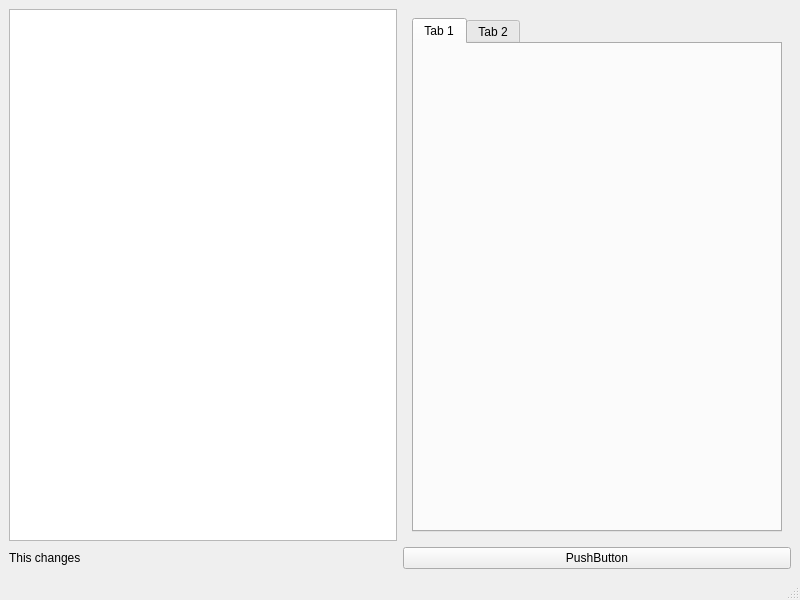
Qt form arduinoform_corwin.ui (SARL-Engineering/shuttle_gui) before a commit.
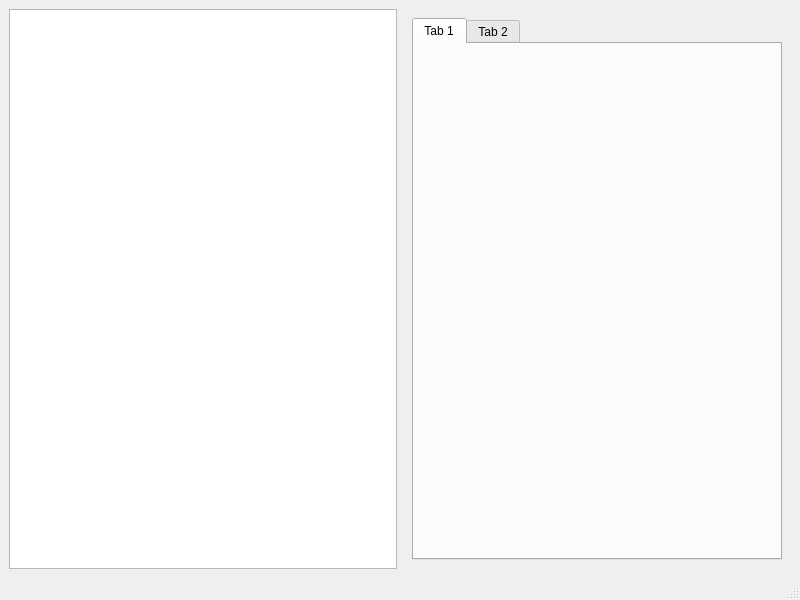
The same form after that commit.

```diff
--- a/arduinoform_corwin.ui
+++ b/arduinoform_corwin.ui
@@ -41,26 +41,6 @@
     <item row="0" column="0">
      <widget class="QListWidget" name="id_list_widget"/>
     </item>
-    <item row="1" column="1">
-     <widget class="QPushButton" name="pushButton">
-      <property name="mouseTracking">
-       <bool>true</bool>
-      </property>
-      <property name="text">
-       <string>PushButton</string>
-      </property>
-      <property name="checkable">
-       <bool>false</bool>
-      </property>
-     </widget>
-    </item>
-    <item row="1" column="0">
-     <widget class="QLabel" name="label">
-      <property name="text">
-       <string>This changes</string>
-      </property>
-     </widget>
-    </item>
    </layout>
   </widget>
   <widget class="QStatusBar" name="statusbar"/>
```
Left out of the diff: 2 changed lines with no effect on the pictures.
